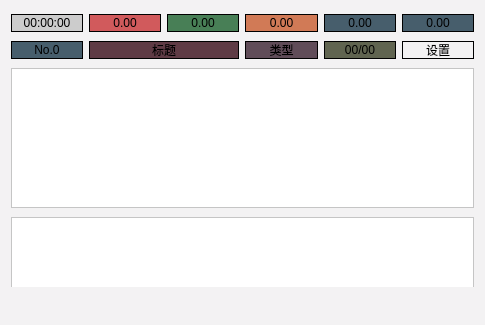
Before: the Qt Designer form mainwindow.ui in zhenyangze/wubigendaqi, drawn with Qt 5.
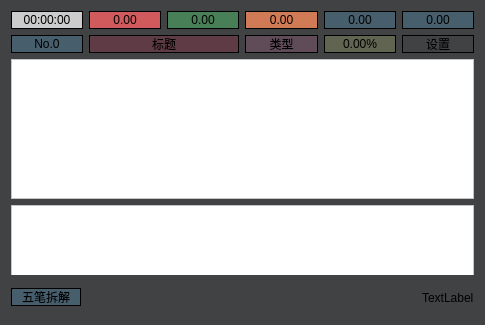
After: the same form once the commit is applied.

```diff
--- a/mainwindow.ui
+++ b/mainwindow.ui
@@ -20,7 +20,7 @@
    <string>MainWindow</string>
   </property>
   <property name="styleSheet">
-   <string notr="true">background-color:#f3f2f3;;</string>
+   <string notr="true">background-color:rgb(64, 66, 68);</string>
   </property>
   <widget class="QWidget" name="centralWidget">
    <layout class="QVBoxLayout" name="verticalLayout">
@@ -36,7 +36,7 @@
        <number>0</number>
       </property>
       <item>
-       <widget class="QLabel" name="label_time">
+       <widget class="QLabel" name="label_jishi">
         <property name="minimumSize">
          <size>
           <width>60</width>
@@ -276,7 +276,7 @@
 background-color: rgb(96,100,80);</string>
         </property>
         <property name="text">
-         <string>00/00</string>
+         <string>0.00%</string>
         </property>
         <property name="alignment">
          <set>Qt::AlignCenter</set>
@@ -380,9 +380,56 @@
       </property>
      </widget>
     </item>
+    <item>
+     <layout class="QHBoxLayout" name="horizontalLayout_3">
+      <item>
+       <widget class="QLabel" name="label_wubi">
+        <property name="minimumSize">
+         <size>
+          <width>70</width>
+          <height>0</height>
+         </size>
+        </property>
+        <property name="toolTip">
+         <string>五笔拆解</string>
+        </property>
+        <property name="styleSheet">
+         <string notr="true">border:1px solid #000;
+max-height:16;
+background-color: rgb(71,94,108);</string>
+        </property>
+        <property name="text">
+         <string>五笔拆解</string>
+        </property>
+        <property name="alignment">
+         <set>Qt::AlignCenter</set>
+        </property>
+       </widget>
+      </item>
+      <item>
+       <spacer name="horizontalSpacer">
+        <property name="orientation">
+         <enum>Qt::Horizontal</enum>
+        </property>
+        <property name="sizeHint" stdset="0">
+         <size>
+          <width>40</width>
+          <height>20</height>
+         </size>
+        </property>
+       </spacer>
+      </item>
+      <item>
+       <widget class="QLabel" name="label_time">
+        <property name="text">
+         <string>TextLabel</string>
+        </property>
+       </widget>
+      </item>
+     </layout>
+    </item>
    </layout>
   </widget>
-  <widget class="QStatusBar" name="statusBar"/>
   <action name="action_open">
    <property name="text">
     <string>打开文件</string>
```
Left out of the diff: 2 changed lines with no effect on the pictures.
